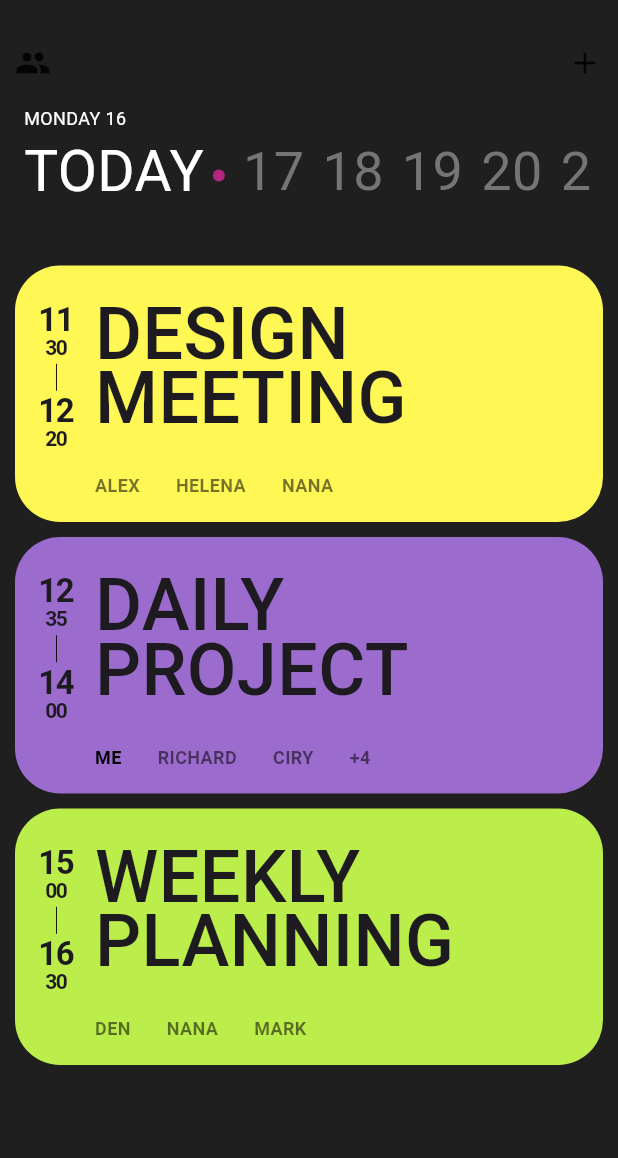
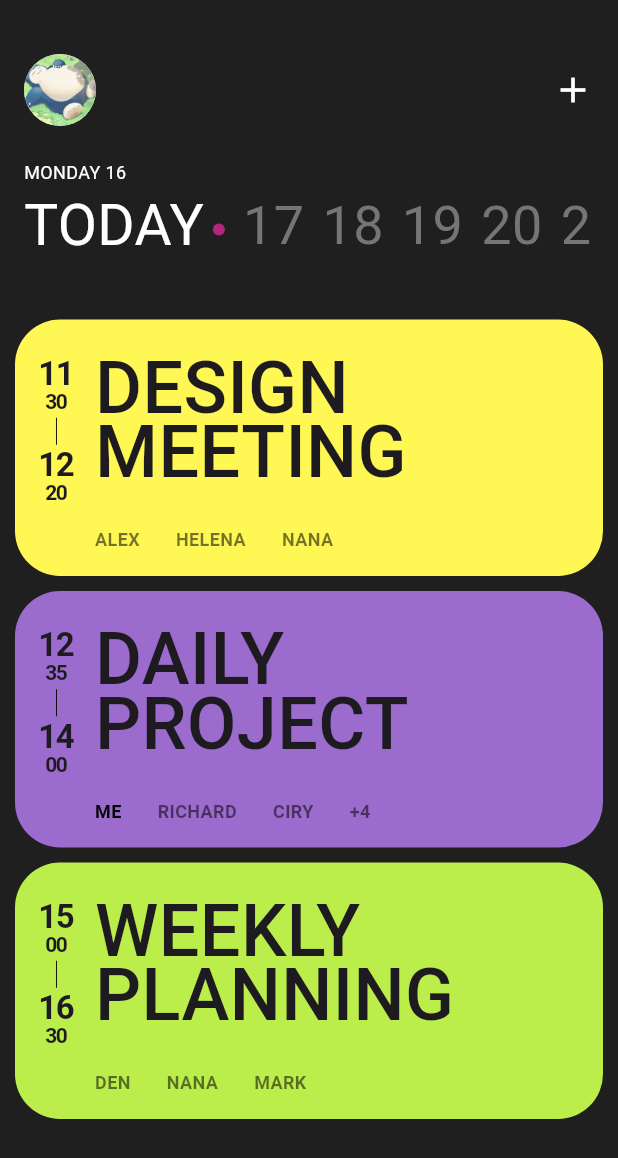
Before and after one commit to zerosial/Flutter_Dictionary, a Flutter app: the screen it shows after launch, on a phone screen of 412 x 824 dp. Shown: the top 1158 px of the screen. Run offline on Flutter 3.47's test engine with Material 3 defaults, Android fonts, the phone set to English and light mode, and no system bars.

Commit message:
feat: 디자인 완성

```diff
--- a/flutterzero/lib/screens/design_screen.dart
+++ b/flutterzero/lib/screens/design_screen.dart
@@ -23,12 +23,23 @@ class _DesignScreenState extends State<DesignScreen> {
               const SizedBox(
                 height: 10,
               ),
-              const Row(
-                mainAxisAlignment: MainAxisAlignment.spaceBetween,
-                children: [
-                  Icon(Icons.people),
-                  Icon(Icons.add),
-                ],
+              const Padding(
+                padding: EdgeInsets.all(6),
+                child: Row(
+                  mainAxisAlignment: MainAxisAlignment.spaceBetween,
+                  children: [
+                    CircleAvatar(
+                      radius: 24, // 원의 반지름 (크기를 조절할 수 있습니다)
+                      backgroundImage:
+                          AssetImage('assets/images/avatar.png'), // 이미지 경로
+                    ),
+                    Icon(
+                      Icons.add,
+                      color: Colors.white,
+                      size: 28,
+                    ),
+                  ],
+                ),
               ),
               Padding(
                 padding: const EdgeInsets.all(6),
--- a/flutterzero/pubspec.yaml
+++ b/flutterzero/pubspec.yaml
@@ -62,6 +62,8 @@ flutter:
   # assets:
   #   - images/a_dot_burr.jpeg
   #   - images/a_dot_ham.jpeg
+  assets:
+    - assets/images/
 
   # An image asset can refer to one or more resolution-specific "variants", see
   # https://flutter.dev/to/resolution-aware-images
```
Also changed, not shown: flutterzero/assets/images/avatar.png (added).
